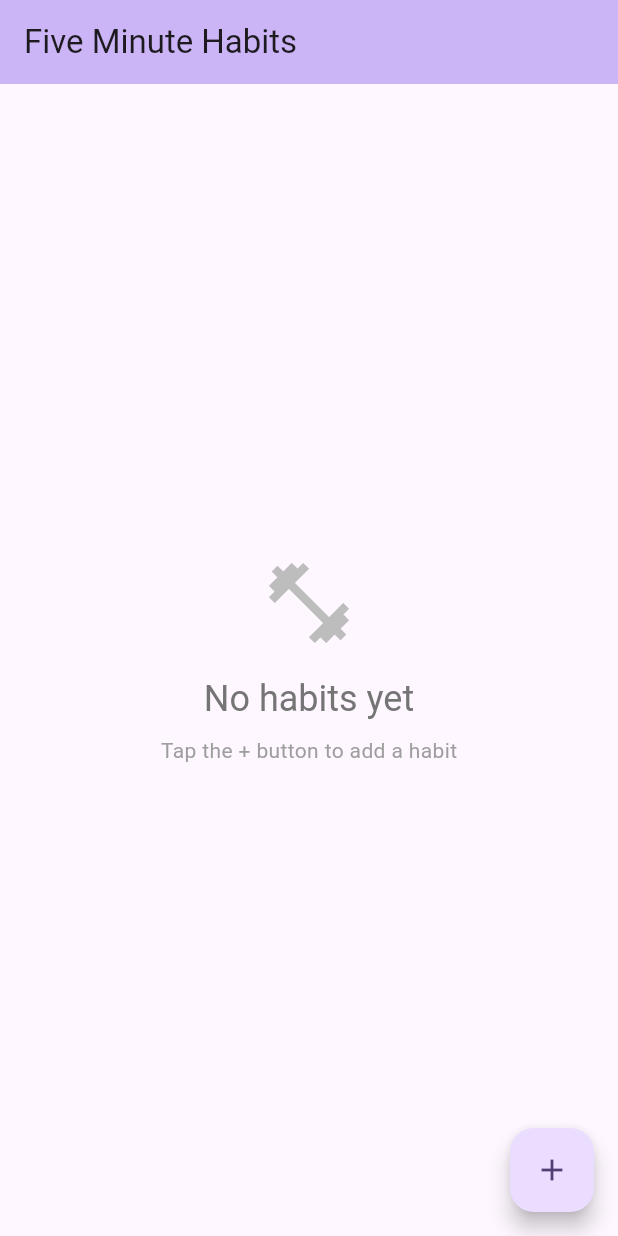
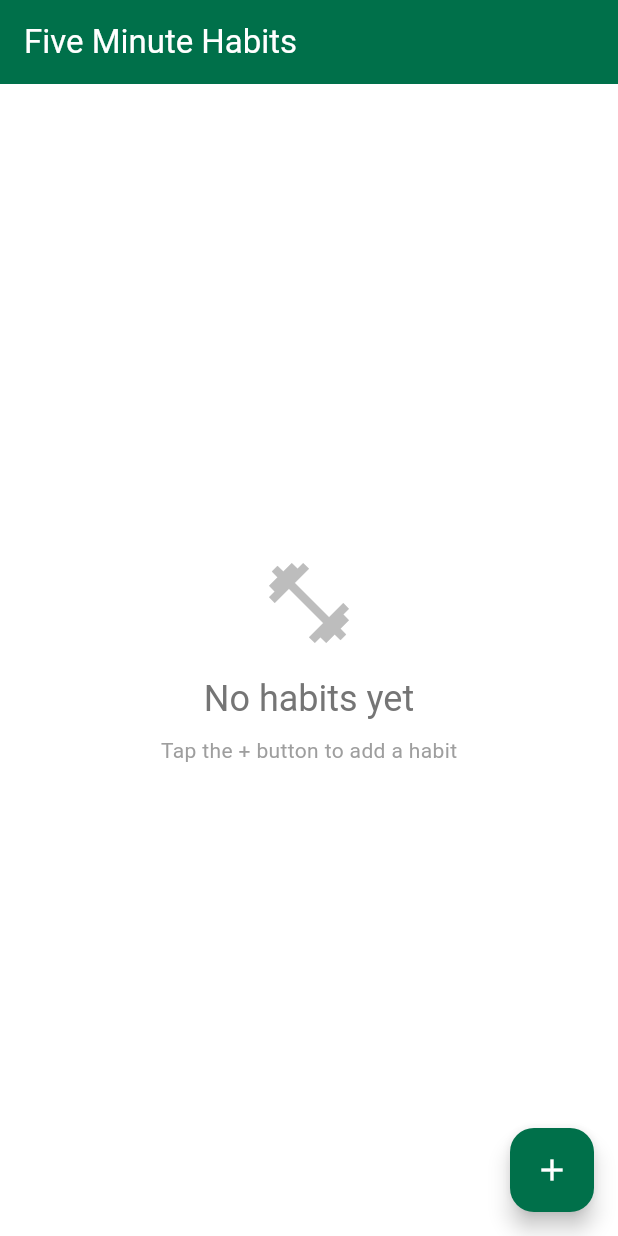
Before and after one commit to code-dio/five-minutes-habits, a Flutter app: the screen it shows after launch, on a phone screen of 412 x 824 dp. Run offline on Flutter 3.47's test engine with Material 3 defaults, Android fonts, the phone set to English and light mode, and no system bars.

Commit message:
change the theme

```diff
--- a/lib/main.dart
+++ b/lib/main.dart
@@ -13,8 +13,29 @@ class MyApp extends StatelessWidget {
     return MaterialApp(
       title: 'Five Minute Habits',
       theme: ThemeData(
-        colorScheme: ColorScheme.fromSeed(seedColor: Colors.deepPurple),
+        colorScheme: ColorScheme.light(
+          primary: const Color(0xFF00704A), // Starbucks Green
+          secondary: const Color(0xFF1C7549), // Accent Green
+          tertiary: const Color(0xFF35855D), // Light Green
+          surface: Colors.white,
+          background: const Color(0xFFF5F5F5), // Light gray background
+          error: Colors.red,
+          onPrimary: Colors.white,
+          onSecondary: Colors.white,
+          onSurface: Colors.black87,
+          onBackground: Colors.black87,
+          onError: Colors.white,
+        ),
         useMaterial3: true,
+        appBarTheme: const AppBarTheme(
+          backgroundColor: Color(0xFF00704A), // Starbucks Green
+          foregroundColor: Colors.white,
+          elevation: 0,
+        ),
+        floatingActionButtonTheme: const FloatingActionButtonThemeData(
+          backgroundColor: Color(0xFF00704A), // Starbucks Green
+          foregroundColor: Colors.white,
+        ),
       ),
       home: const HomeScreen(),
     );
@@ -179,7 +200,7 @@ class _HomeScreenState extends State<HomeScreen> {
   Widget build(BuildContext context) {
     return Scaffold(
       appBar: AppBar(
-        backgroundColor: Theme.of(context).colorScheme.inversePrimary,
+        backgroundColor: Theme.of(context).colorScheme.primary,
         title: const Text('Five Minute Habits'),
         elevation: 2,
       ),
@@ -497,7 +518,9 @@ class _HabitCardState extends State<HabitCard> {
                     minHeight: 4,
                     backgroundColor: Colors.grey[300],
                     valueColor: AlwaysStoppedAnimation<Color>(
-                      _remainingSeconds > 0 ? Colors.deepPurple : Colors.green,
+                      _remainingSeconds > 0
+                          ? const Color(0xFF00704A) // Starbucks Green
+                          : const Color(0xFF1C7549), // Accent Green
                     ),
                   ),
                 ),
```
